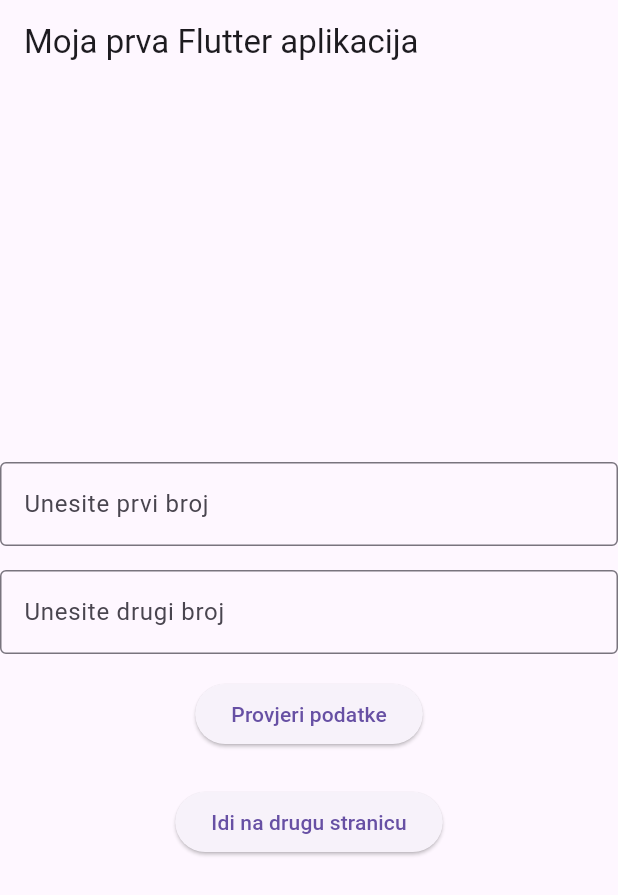
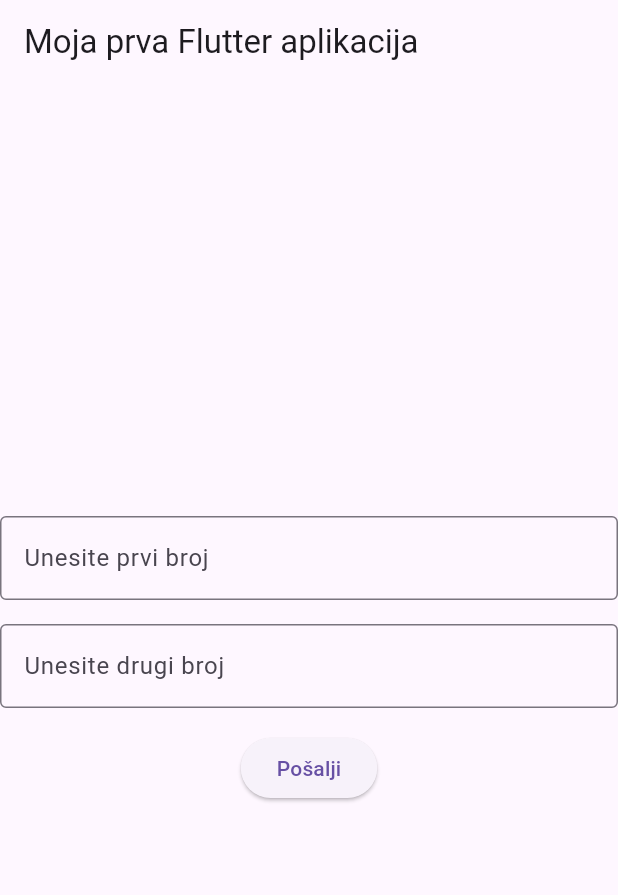
Before and after one commit to tojaku-classroom/flutter-platforma-3, a Flutter app: the screen it shows after launch, on a phone screen of 412 x 824 dp. Shown: the top 895 px of the screen. Run offline on Flutter 3.47's test engine with Material 3 defaults, Android fonts, the light colour scheme and no system bars.

Commit message:
Finalizacija forme

```diff
--- a/lib/main.dart
+++ b/lib/main.dart
@@ -87,20 +87,6 @@
               ElevatedButton(
                 onPressed: () {
                   if (_formKey.currentState!.validate()) {
-                    dataOk = true;
-                    showMessage(context, 'Brojevi su ispravni');
-                  }
-                },
-                child: const Text('Provjeri podatke'),
-              ),
-              const SizedBox(height: 24),
-              ElevatedButton(
-                onPressed: () {
-                  if (!dataOk) {
-                    showMessage(context, 'Prethodno provjerite podatke');
-                    return;
-                  }
-                  dataOk = false;
                     Navigator.push(
                       context,
                       MaterialPageRoute(
@@ -110,8 +96,9 @@
                         ),
                       ),
                     );
+                  }
                 },
-                child: const Text('Idi na drugu stranicu'),
+                child: const Text('Pošalji'),
               ),
             ],
           ),
```
Lines whose indentation alone changed are shown as unchanged.
